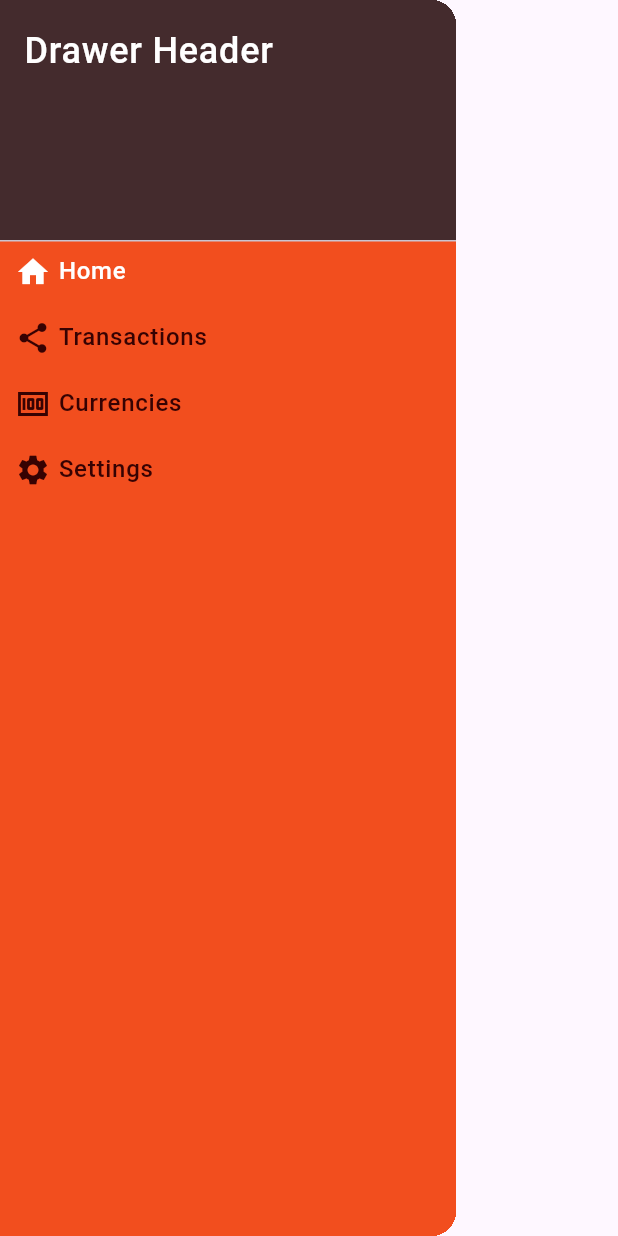
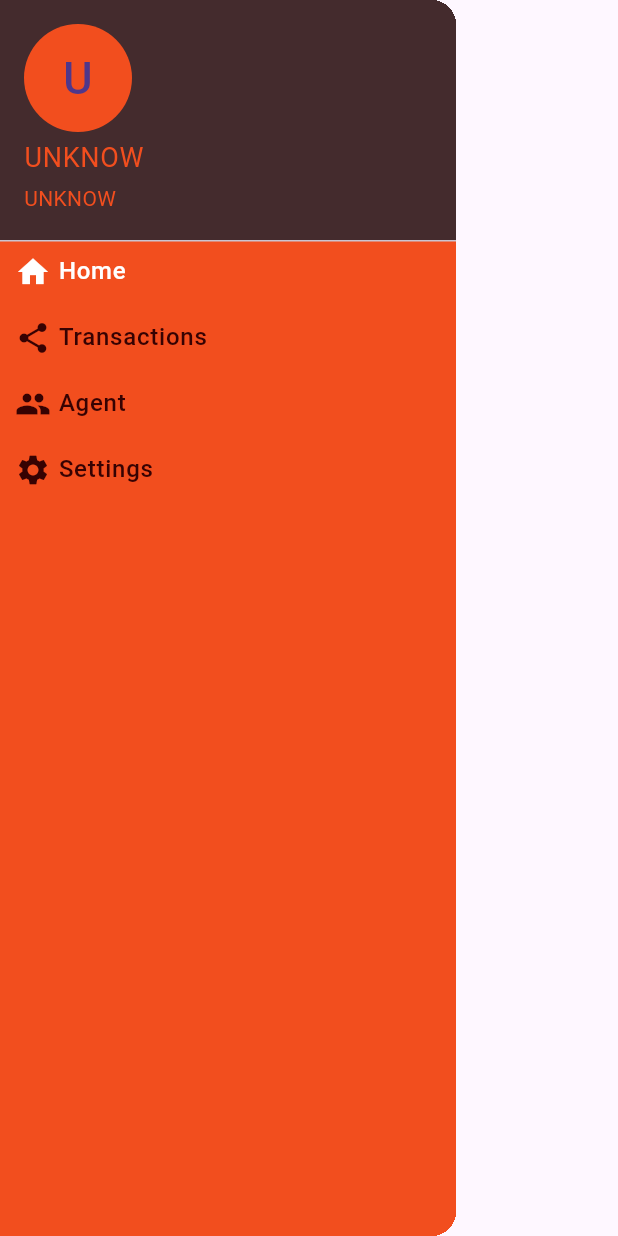
Before and after one commit to FALL2000/App-mobile-manager-flutter, a Flutter app: the MaDrawerWidget widget shown alone on an empty page, opened directly with empty values, on a phone screen of 412 x 824 dp. Run offline on Flutter 3.47's test engine with Material 2 defaults, Android fonts, the light colour scheme and no system bars; our stand-ins replace cloud_functions, firebase_auth, firebase_core, firebase_messaging, flutter_local_notifications, get and 1 more; accounts and stored records are empty; Roboto replaces fonts that are missing (Rubik).

Commit message:
change 04/10

```diff
--- a/lib/Frontend/Controllers/AuthController.dart
+++ b/lib/Frontend/Controllers/AuthController.dart
@@ -7,7 +7,7 @@ import 'package:x_money_manager/firebase_options.dart';
 import 'package:x_money_manager/Notification/MA_firebaseNotification.dart';
 class AuthController extends GetxController {
 
-bool _loggedIn = false;
+bool _loggedIn = true;
   User? _user ;
   MaUser? storedUser ;
   User? get authUser=> _user ;
@@ -27,7 +27,7 @@ bool _loggedIn = false;
         // MaFirebaseNotification.getDeviceToken();
       } else {
         print('user is logged out ');
-        _loggedIn = false;
+        _loggedIn = true;
       }
     });
     print('Welcome $_loggedIn after');
--- a/lib/Frontend/Views/Partials/MA_DrawerWidget.dart
+++ b/lib/Frontend/Views/Partials/MA_DrawerWidget.dart
@@ -1,6 +1,9 @@
 import 'package:flutter/material.dart';
+import 'package:x_money_manager/Model/MA_User.dart';
 import 'package:x_money_manager/model/menu_item.dart';
 import 'package:x_money_manager/utilities/colors.dart';
+
+import '../../../Data/localStorage/MA_LocalStore.dart';
 
 class MaDrawerWidget extends StatelessWidget {
   final XItem currentItem;
@@ -15,30 +18,7 @@ class MaDrawerWidget extends StatelessWidget {
   Widget build(BuildContext context) {
     final List<XItem> _items = XItemsRepository.loadXItems('');
     var children2 =  <Widget>[
-          DrawerHeader(
-            decoration: BoxDecoration(
-              color: Theme.of(context).colorScheme.secondary,
-            ),
-            child: Text(
-              'Drawer Header',
-              style: TextStyle(
-                color: Colors.white,
-                fontSize: 24,
-              ),
-            ),
-          ),
-          /*ListTile(
-            leading: Icon(Icons.message),
-            title: Text('Messages'),
-          ),
-          ListTile(
-            leading: Icon(Icons.account_circle),
-            title: Text('Profile'),
-          ),
-          ListTile(
-            leading: Icon(Icons.settings),
-            title: Text('Settings'),
-          ),*/
+         _buildDrawerHeader(context)
         ];
 
         children2.addAll(_items
@@ -55,6 +35,40 @@ class MaDrawerWidget extends StatelessWidget {
       ),
     );
   }
+
+
+  Widget _drawerHeader(String firstName, String mail, BuildContext context, [String? lastName]){
+      String name =  lastName==null ? firstName.replaceFirst(firstName[0], firstName[0].toUpperCase()) :  firstName.replaceFirst(firstName[0], firstName[0].toUpperCase()) + ' ' + lastName.toString().replaceFirst(lastName.toString()[0], lastName.toString()[0].toUpperCase());
+      String titleName = lastName==null ? firstName[0].toUpperCase() : firstName[0].toUpperCase() + lastName.toString()[0].toUpperCase();
+      return UserAccountsDrawerHeader(
+        decoration: BoxDecoration(
+          color: Theme.of(context).colorScheme.secondary,
+        ),
+        accountName: Text(name, style: TextStyle(fontSize: Theme.of(context).textTheme.titleLarge?.fontSize, color: Theme.of(context).colorScheme.primary)),
+        accountEmail: Text(mail, style: TextStyle(fontSize: Theme.of(context).textTheme.bodySmall?.fontSize, color: Theme.of(context).colorScheme.primary)),
+        currentAccountPicture: CircleAvatar(
+          backgroundColor: Theme.of(context).colorScheme.primary,
+          child: ClipOval(
+            child: Text(titleName, style: TextStyle(fontSize: 30, fontWeight: Theme.of(context).textTheme.headlineSmall?.fontWeight,),),
+          ),
+        ),
+      );
+  }
+
+  Widget _buildDrawerHeader(BuildContext context){
+    //return _drawerHeader("timene", "fred@gmail.com", context, "Fred");
+    if(MaLocalStore.getStoredUser() == null){
+      return _drawerHeader("UNKNOW", "UNKNOW", context);
+    }else{
+      String firstName = MaLocalStore.getStoredUser()?.firstname as String;
+      String email = MaLocalStore.getStoredUser()?.email as String;
+      String lastName = MaLocalStore.getStoredUser()?.lastname as String;
+
+      return lastName.isEmpty ? _drawerHeader(firstName, email, context) : _drawerHeader(firstName, email, context, lastName);
+    }
+
+  }
+
 
   Widget _buildCategory(XItem item, BuildContext context) {
     final categoryString =item.label;
--- a/lib/Model/menu_item.dart
+++ b/lib/Model/menu_item.dart
@@ -51,10 +51,10 @@ const XItem _transItem=XItem(
       );
 const XItem _currItem=XItem(
         id: 2,
-        name: 'Currencies',
-        label: 'Currencies',
-        path: '/Currencies',
-        icon:  Icons.money,
+        name: 'Agent',
+        label: 'Agent',
+        path: '/Agent',
+        icon:  Icons.people,
       );
 const XItem _settingsItem=XItem(
         id: 3,
--- a/lib/app.dart
+++ b/lib/app.dart
@@ -33,7 +33,7 @@ class _MoneyAppState extends State<MoneyApp> {
 
   @override
   Widget build(BuildContext context) {
-
+    print('_initialRoute ${appState.loggedIn}');
     if(!appState.loggedIn) {
       _initialRoute='/login';
 
```
